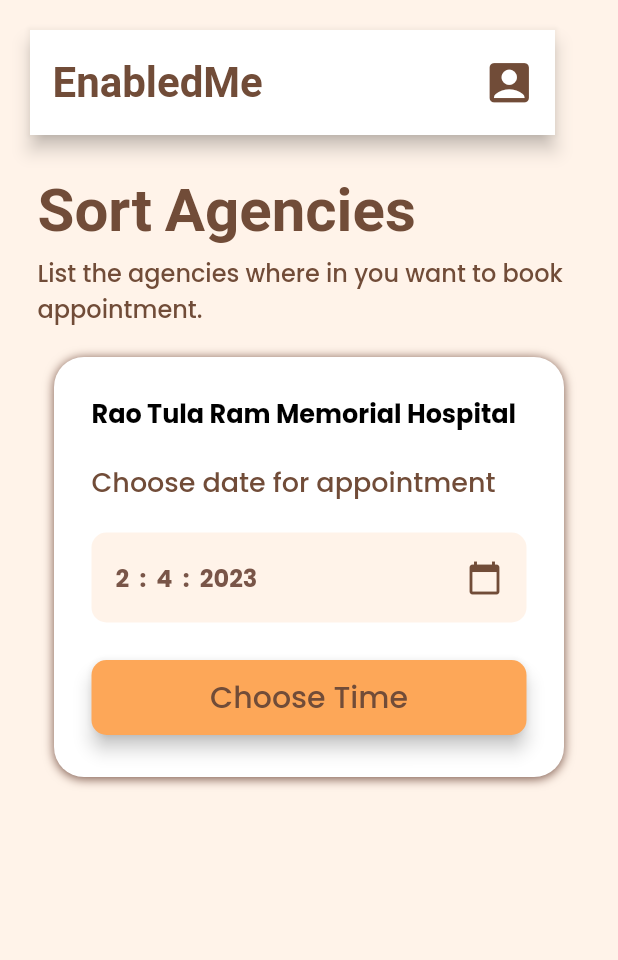
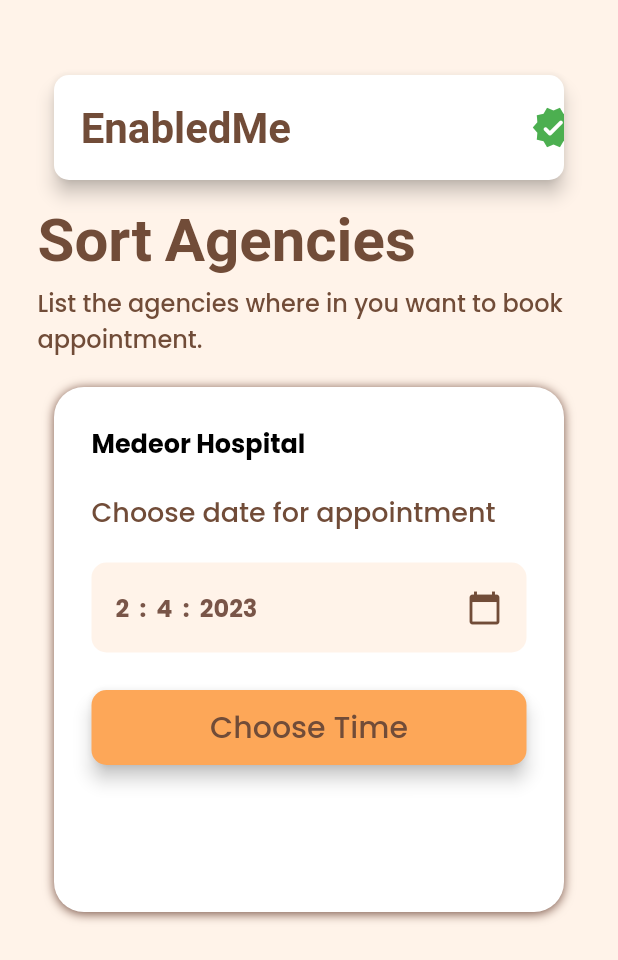
Before and after one commit to ArpitTripathi945/EnabledMe, a Flutter app: the ChooseDatePopup screen opened directly, on a phone screen of 412 x 824 dp. Shown: the top 960 px of the screen. Run offline on Flutter 3.47's test engine with Material 2 defaults, Android fonts, the light colour scheme and no system bars; our stand-ins replace cloud_firestore, country_picker, firebase_auth, firebase_core, firebase_storage, google_fonts and 3 more; accounts and stored records are empty; Roboto replaces fonts that are missing (Staatliches).

Commit message:
Edit 3.0

```diff
--- a/lib/choosedatepopup.dart
+++ b/lib/choosedatepopup.dart
@@ -1,4 +1,5 @@
 import 'package:cloud_firestore/cloud_firestore.dart';
+import 'package:fishersc/constants.dart';
 import 'package:fishersc/welcomepwd.dart';
 import 'package:flutter/material.dart';
 import 'package:google_fonts/google_fonts.dart';
@@ -43,35 +44,36 @@
         child: Column(
           crossAxisAlignment: CrossAxisAlignment.start,
           children: <Widget>[
-            Padding(
-              padding: const EdgeInsets.all(20.0),
-              child: Material(
-                elevation: 5,
+            SizedBox(
+              height: 40,
+            ),
+            Center(
               child: Container(
-                  height: 70,
-                  width: 350,
-                  color: Colors.white,
-                  child: Padding(
-                    padding: const EdgeInsets.fromLTRB(15, 0, 5, 0),
+                height: 90,
+                width: 360,
+                child: Card(
+                  semanticContainer: true,
+                  clipBehavior: Clip.antiAliasWithSaveLayer,
                   child: Row(
-                      mainAxisAlignment: MainAxisAlignment.spaceBetween,
-                      children: <Widget>[
+                    children: [
                       Text(
-                          "EnabledMe",
-                          style: GoogleFonts.staatliches(
+                        "   EnabledMe",
+                        style: TextStyle(
+                            fontFamily: GoogleFonts.staatliches().fontFamily,
+                            color: primary,
                             fontSize: 28,
-                              fontWeight: FontWeight.bold,
-                              color: const Color(0xff714C38)),
+                            fontWeight: FontWeight.bold),
                       ),
-                        IconButton(
-                          icon: const Icon(Icons.account_box),
-                          color: const Color(0xff714C38),
-                          iconSize: 35,
-                          onPressed: () {},
-                        )
+                      SizedBox(width: 160),
+                      Icon(Icons.verified_rounded,
+                          size: 30, color: Colors.green),
                     ],
                   ),
+                  shape: RoundedRectangleBorder(
+                    borderRadius: BorderRadius.circular(10.0),
                   ),
+                  elevation: 5,
+                  margin: EdgeInsets.all(10),
                 ),
               ),
             ),
@@ -96,7 +98,7 @@
               padding: const EdgeInsets.fromLTRB(0, 20, 0, 0),
               child: Center(
                 child: Container(
-                  height: 280,
+                  height: 350,
                   width: 340,
                   decoration: const BoxDecoration(
                     boxShadow: [
@@ -114,7 +116,7 @@
                     child: Column(
                       crossAxisAlignment: CrossAxisAlignment.start,
                       children: <Widget>[
-                        Text('Rao Tula Ram Memorial Hospital',
+                        Text('Medeor Hospital',
                             style: GoogleFonts.poppins(
                                 fontSize: 17,
                                 fontWeight: FontWeight.bold,
@@ -231,9 +233,9 @@
                                                                             Widget>[
                                                                           const SizedBox(
                                                                             height:
-                                                                                250,
+                                                                                230,
                                                                             width:
-                                                                                250,
+                                                                                230,
                                                                             child:
                                                                                 Image(image: AssetImage('assets/Frame.png')),
                                                                           ),
@@ -249,14 +251,17 @@
                                                                                 10,
                                                                           ),
                                                                           Text(
-                                                                              'Booking Id - #ooiinnd',
-                                                                              style: GoogleFonts.poppins(fontSize: 16, fontWeight: FontWeight.w500, color: const Color(0xffAB99A9))),
+                                                                              'Booking Id - #342567',
+                                                                              style: GoogleFonts.poppins(fontSize: 15, fontWeight: FontWeight.w500, color: const Color(0xffAB99A9))),
                                                                           Text(
-                                                                              'Appointment Date - ',
-                                                                              style: GoogleFonts.poppins(fontSize: 16, fontWeight: FontWeight.w500, color: const Color(0xffAB99A9))),
+                                                                              'Appointment Date - 04/04/2023',
+                                                                              style: GoogleFonts.poppins(fontSize: 15, fontWeight: FontWeight.w500, color: const Color(0xffAB99A9))),
                                                                           Text(
-                                                                              'Appointment Institution - ',
-                                                                              style: GoogleFonts.poppins(fontSize: 16, fontWeight: FontWeight.w500, color: const Color(0xffAB99A9))),
+                                                                              'Appointment Time - 08:00 AM',
+                                                                              style: GoogleFonts.poppins(fontSize: 15, fontWeight: FontWeight.w500, color: const Color(0xffAB99A9))),
+                                                                          Text(
+                                                                              'Appointment Institution - Medeor Hospital',
+                                                                              style: GoogleFonts.poppins(fontSize: 15, fontWeight: FontWeight.w500, color: const Color(0xffAB99A9))),
                                                                           const SizedBox(
                                                                             height:
                                                                                 20,
@@ -422,7 +427,7 @@
                     style: GoogleFonts.poppins(
                         color: Colors.orange,
                         fontWeight: FontWeight.bold,
-                        fontSize: 18)),
+                        fontSize: 16)),
                 const SizedBox(
                   height: 5,
                 ),
@@ -430,7 +435,7 @@
                     style: GoogleFonts.poppins(
                         color: const Color(0xff28B446),
                         fontWeight: FontWeight.bold,
-                        fontSize: 40)),
+                        fontSize: 35)),
               ]),
         ));
   }
```
Also changed, not shown: lib/checkschemes.dart (+24 -23 lines), lib/findagencies.dart (+27 -30 lines), lib/findhospitals.dart (+23 -22 lines), lib/findsortedagencies.dart (+24 -23 lines), lib/sortagencies.dart (+26 -29 lines), lib/welcomepwd.dart (+16 -10 lines), assets/success.png. Lines whose indentation alone changed are shown as unchanged.
